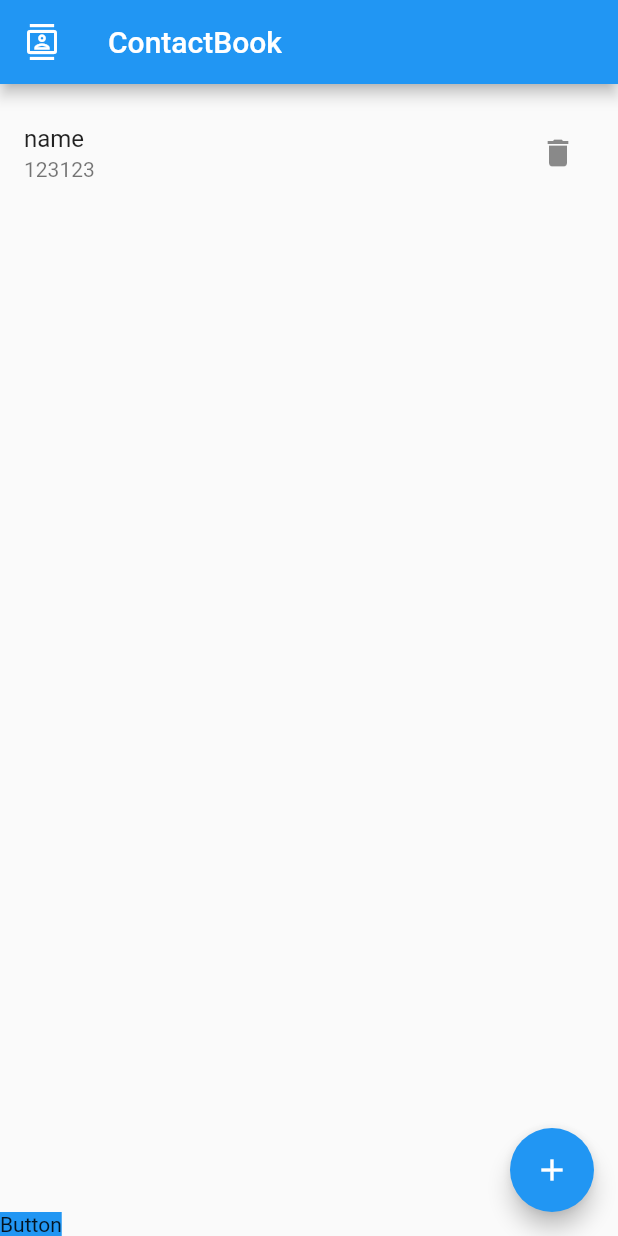
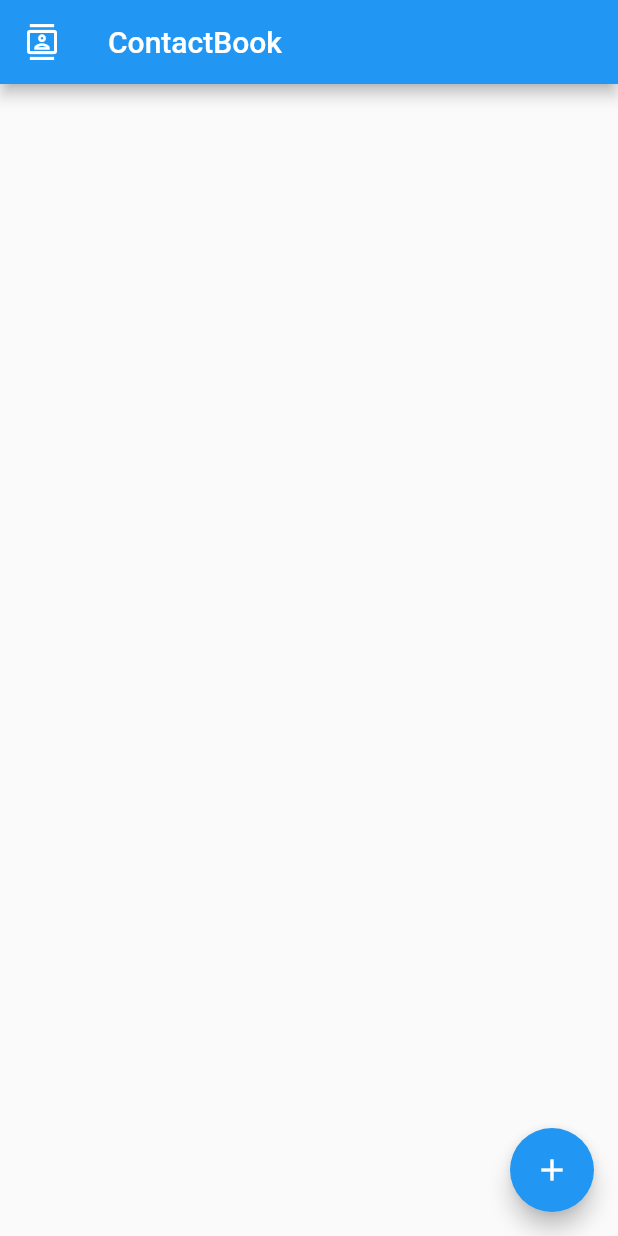
Before and after one commit to hasibsakib1/State-Management-Sample-Flutter, a Flutter app: the screen it shows after launch, on a phone screen of 412 x 824 dp. Run offline on Flutter 3.47's test engine with Material 2 defaults, Android fonts, the phone set to English and light mode, and no system bars; our stand-ins replace flutter_riverpod.

```diff
--- a/lib/contactbook.dart
+++ b/lib/contactbook.dart
@@ -5,19 +5,15 @@ import 'contact.dart';
 
 
 class ContactBook extends StateNotifier<List<Contact>> {
-  ContactBook():super([Contact(name: "name", phoneNumber: "123123")]);
+  ContactBook():super([]);
 
   void addContact({required Contact newContact}) {
-    state.add(newContact);
-    // print(state.last.name);
-
-    // notifyListeners();
+    state= [...state,newContact];
   }
 
   void removeContact({required Contact contact}) {
     if(state.contains(contact)){
-      state.remove(contact);
-      // notifyListeners();
+      state = state.where((element) => element.id != contact.id).toList();
     }
   }
 
--- a/lib/homepage.dart
+++ b/lib/homepage.dart
@@ -1,4 +1,3 @@
-import 'package:contacts/contact.dart';
 import 'package:flutter/material.dart';
 import 'package:flutter_riverpod/flutter_riverpod.dart';
 
@@ -40,23 +39,24 @@ class _HomePageState extends ConsumerState<HomePage> {
           trailing: IconButton(
             icon: Icon(Icons.delete),
             onPressed: () {
+              contactUpdater.removeContact(contact: contact);
               // Remove the contact when the delete button is pressed
-              setState(() {
-                contactUpdater.removeContact(contact: contact);
-              });
+              // setState(() {
+              //   contactUpdater.removeContact(contact: contact);
+              // });
             },
           ),
         );
         },
             )
       ),
-      bottomSheet: InkWell(
-        child: Container(
-          color: Colors.blue,
-          child: Text('Button'),
-        ),
-        onTap: () => print("hello ${contacts.last.name}"),
-      ),
+      // bottomSheet: InkWell(
+      //   child: Container(
+      //     color: Colors.blue,
+      //     child: Text('Button'),
+      //   ),
+      //   onTap: () => print("hello ${contacts.last.name}"),
+      // ),
       floatingActionButton: FloatingActionButton(
         onPressed: () {
           Navigator.push(
--- a/lib/newcontactview.dart
+++ b/lib/newcontactview.dart
@@ -1,4 +1,3 @@
-import 'package:contacts/homepage.dart';
 import 'package:flutter/material.dart';
 import 'package:flutter_riverpod/flutter_riverpod.dart';
 
@@ -37,7 +36,7 @@ class _NewContactViewState extends ConsumerState<NewContactView> {
 
       ref.read(contactProvider.notifier).addContact(newContact: contact);
 
-      Navigator.push(context, MaterialPageRoute(builder: (context) => HomePage()));
+      Navigator.pop(context);
     } else {}
   }
 
```
